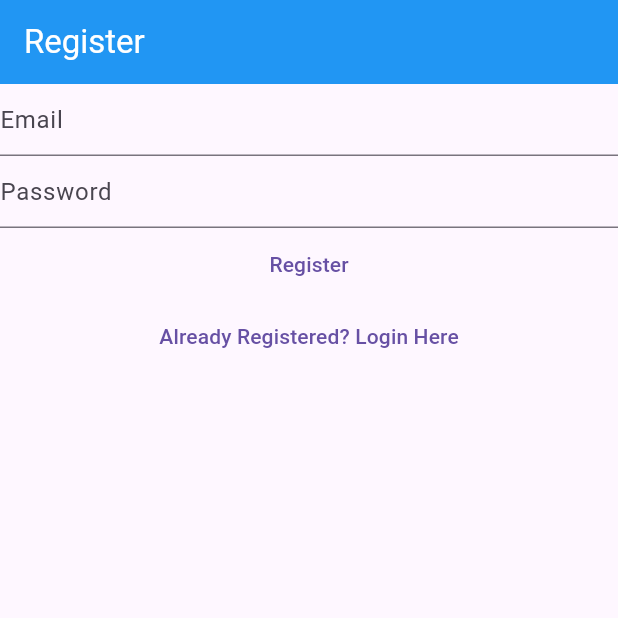
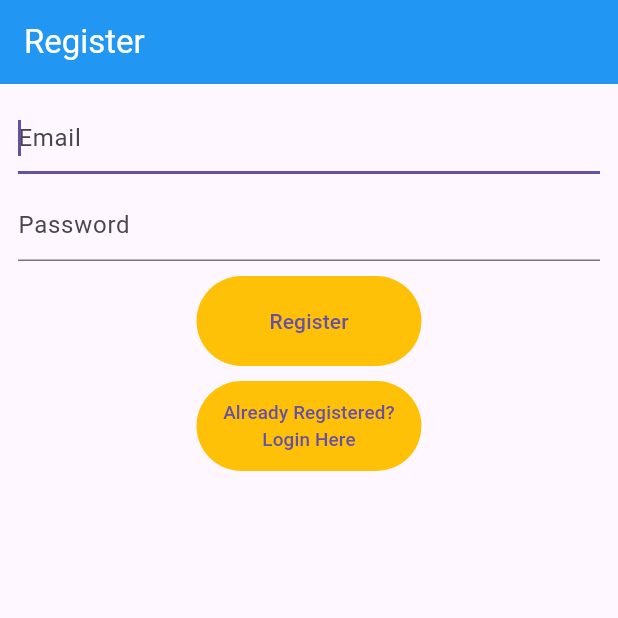
Before and after one commit to RayanKhan-79/mynotes, a Flutter app: the screen it shows after launch, after a tap on "Register Here", on a phone screen of 412 x 824 dp, the top half of it. Run offline on Flutter 3.47's test engine with Material 3 defaults, Android fonts, the phone set to English and light mode, and no system bars; our stand-ins replace bloc, cloud_firestore, firebase_auth, firebase_core, flutter_bloc, share_plus and 1 more; accounts and stored records are empty; generated files the repository leaves out were written again; network calls fail.

```diff
--- a/lib/main.dart
+++ b/lib/main.dart
@@ -8,7 +8,6 @@ import 'package:mynotes/service/auth/firebase_auth_provider.dart';
 import 'package:mynotes/service/bloc/auth_bloc.dart';
 import 'package:mynotes/service/crud/notes_service.dart';
 import 'package:mynotes/views/note_editor_view.dart';
-import 'package:mynotes/views/database_view.dart';
 import 'package:mynotes/views/notes_view.dart';
 import 'package:mynotes/views/verification_view.dart';
 import 'views/resgister_view.dart';
@@ -49,7 +48,6 @@ class App extends StatelessWidget
               '/verification/' : (context) => VerificationView(),
               '/notes_view/' : (context) => NotesView(),
               '/add_note/' : (context) => NoteEditorView(),
-              '/database/' : (context) => DatabaseView(),
             },
         );
     }
--- a/lib/service/auth/auth_exceptions.dart
+++ b/lib/service/auth/auth_exceptions.dart
@@ -1,4 +1,6 @@
 class WeakPasswordException implements Exception {}
 class EmailAlreadyInUseException implements Exception {}
-class LoginException implements Exception {}
+class InvalidEmailAuthException implements Exception {}
+class UserNotFoundAuthException implements Exception {}
+class WrongCredentialsAuthException implements Exception {}
 class UnVerifiedEmailException implements Exception {}
--- a/lib/service/auth/auth_provider.dart
+++ b/lib/service/auth/auth_provider.dart
@@ -3,10 +3,11 @@ import 'package:mynotes/service/auth/auth_user.dart';
 abstract class AuthProvider
 {
   AuthProvider();
-  AuthUser? getUser();
+  AuthUser? get currentUser;
   Future<AuthUser> login({required String email, required String password});
   Future<AuthUser> verifyAndLogin({required String email, required String password});
   Future<AuthUser> signup({required String email, required String password});
+  Future<void> sendResetPasswordEmail({required String email});
   Future<void> sendEmailVerification();
   Future<void> initialize();
   Future<void> logout();
--- a/lib/service/auth/auth_service.dart
+++ b/lib/service/auth/auth_service.dart
@@ -10,9 +10,9 @@ class AuthService implements AuthProvider
   factory AuthService.firebase() => AuthService(provider: FirebaseAuthProvider());
 
   @override
-  AuthUser? getUser()
+  AuthUser? get currentUser
   {
-    return provider.getUser();
+    return provider.currentUser;
   }
 
   @override
@@ -57,4 +57,10 @@ class AuthService implements AuthProvider
     return provider.verifyAndLogin(email: email, password: password);
   }
 
+  @override
+  Future<void> sendResetPasswordEmail({required String email})
+  {
+    return provider.sendResetPasswordEmail(email: email);
+  }
+
 }
--- a/lib/service/bloc/auth_event.dart
+++ b/lib/service/bloc/auth_event.dart
@@ -41,3 +41,9 @@ class ShouldRegisterEvent implements AuthEvent
 {
   const ShouldRegisterEvent();
 }
+
+class SendResetPasswordEmailEvent implements AuthEvent
+{
+  final String? email;
+  const SendResetPasswordEmailEvent({required this.email});
+}
--- a/lib/service/bloc/auth_state.dart
+++ b/lib/service/bloc/auth_state.dart
@@ -2,11 +2,12 @@
 import 'package:flutter/cupertino.dart';
 
 @immutable
-abstract class AuthState {
+abstract class AuthState
+{
+  final Exception? exception;
   final bool isLoading;
   final String loadingText;
-  final Exception? exception;
-  const AuthState({required this.isLoading, this.loadingText = 'Loading', required this.exception});
+  const AuthState({required this.exception, this.loadingText = 'Loading', required this.isLoading});
 }
 
 class UnInitializedState extends AuthState
@@ -39,9 +40,10 @@ class LoggedOutState extends AuthState
 {
 
   const LoggedOutState({required super.exception, required super.isLoading});
+}
 
-  @override
-  String toString() {
-    return "LoggedOutState {${exception?.toString() ?? 'null'} ${isLoading.toString()}}";
-  }
+class ResetPasswordState extends AuthState
+{
+  final bool emailSent;
+  const ResetPasswordState({required super.exception, required super.isLoading, required this.emailSent});
 }
--- a/lib/views/home_view.dart
+++ b/lib/views/home_view.dart
@@ -9,6 +9,7 @@ import 'package:mynotes/service/bloc/auth_state.dart';
 import 'package:mynotes/utilities/dialogs.dart';
 import 'package:mynotes/views/login_view.dart';
 import 'package:mynotes/views/notes_view.dart';
+import 'package:mynotes/views/reset_password_view.dart';
 import 'package:mynotes/views/resgister_view.dart';
 import 'dart:developer' as dev show log;
 
@@ -50,6 +51,9 @@ class _HomeViewState extends State<HomeView>
         if (state is UnVerifiedState)
           return VerificationView();
 
+        if (state is ResetPasswordState)
+          return ResetPasswordView();
+
         return CircularProgressIndicator();
       },
     );
--- a/lib/views/login_view.dart
+++ b/lib/views/login_view.dart
@@ -27,8 +27,6 @@ class _LoginViewState extends State<LoginView>
 {
     late TextEditingController emailController;
     late TextEditingController passwordController;
-    // void Function()? _shutDownLoadingScreen;
-
 
     @override
     void initState()
@@ -57,8 +55,10 @@ class _LoginViewState extends State<LoginView>
             {
               if (state.exception != null)
               {
-                if (state.exception is LoginException)
-                  await showErrorDialog(context, 'Invalid-Credentials');
+                if (state.exception is WrongCredentialsAuthException)
+                  await showErrorDialog(context, 'Could not find a user with the entered credentials, please confirm that your email and password are correct or that you are a registered user.');
+                if (state.exception is InvalidEmailAuthException)
+                  await showErrorDialog(context, 'Invalid Email');
                 if (state.exception is FirebaseAuthException)
                   await showErrorDialog(context, 'Firebase: ${state.exception.toString()}');
               }
@@ -71,14 +71,19 @@ class _LoginViewState extends State<LoginView>
                 title: Text(widget.title, style: TextStyle(color: Colors.white)),
                 backgroundColor: Colors.blue,
               ),
-              body: Column
+              body: Padding
               (
+                padding: const EdgeInsets.all(12.0),
+                child: Column
+                (
+                  spacing: 10,
                   children:
                   [
                     TextField
                     (
                       controller: emailController,
                       autocorrect: false,
+                      autofocus: true,
                       enableSuggestions: false,
                       keyboardType: TextInputType.emailAddress,
                       decoration: InputDecoration(hintText: "Email"),
@@ -101,6 +106,11 @@ class _LoginViewState extends State<LoginView>
                           password: passwordController.text
                         ));
                       },
+                      style: TextButton.styleFrom
+                      (
+                        fixedSize: Size(150, 60),
+                        backgroundColor: Colors.amber
+                      ),
                       child: const Text("Login")
                     ),
                     TextButton
@@ -109,9 +119,28 @@ class _LoginViewState extends State<LoginView>
                       {
                         context.read<AuthBloc>().add(ShouldRegisterEvent());
                       },
+                      style: TextButton.styleFrom
+                      (
+                        fixedSize: Size(150, 60),
+                        backgroundColor: Colors.amber
+                      ),
                       child: const Text('Register Here')
+                    ),
+                    TextButton
+                    (
+                      onPressed: ()
+                      {
+                        context.read<AuthBloc>().add(SendResetPasswordEmailEvent(email: null));
+                      },
+                      style: TextButton.styleFrom
+                      (
+                        fixedSize: Size(150, 60),
+                        backgroundColor: Colors.amber
+                      ),
+                      child: const Text('Forgot Password')
                     )
                   ],
+                ),
               )
           )
         );
--- a/lib/views/note_editor_view.dart
+++ b/lib/views/note_editor_view.dart
@@ -61,7 +61,7 @@ class _NoteEditorViewState extends State<NoteEditorView>
 
     try
     {
-      _activeNote  = await FirebaseCloudStorage.instance.createNote(userId: AuthService.firebase().getUser()!.userId);
+      _activeNote  = await FirebaseCloudStorage.instance.createNote(userId: AuthService.firebase().currentUser!.userId);
     }
     catch (e)
     {
--- a/lib/views/resgister_view.dart
+++ b/lib/views/resgister_view.dart
@@ -71,14 +71,19 @@ class _RegisterViewState extends State<RegisterView>
             title: Text(widget.title, style: TextStyle(color: Colors.white)),
             backgroundColor: Colors.blue,
           ),
-          body: Column
+          body: Padding
           (
+            padding: const EdgeInsets.all(12.0),
+            child: Column
+            (
+              spacing: 10,
               children:
               [
                 TextField
                 (
                   controller: emailController,
                   autocorrect: false,
+                  autofocus: true,
                   enableSuggestions: false,
                   keyboardType: TextInputType.emailAddress,
                   decoration: InputDecoration(hintText: "Email"),
@@ -101,6 +106,11 @@ class _RegisterViewState extends State<RegisterView>
                       password: passwordController.text
                     ));
                   },
+                  style: TextButton.styleFrom
+                  (
+                    fixedSize: Size(150, 60),
+                    backgroundColor: Colors.amber
+                  ),
                   child: Text("Register")
                 ),
                 TextButton
@@ -109,9 +119,15 @@ class _RegisterViewState extends State<RegisterView>
                   {
                     context.read<AuthBloc>().add(LogoutEvent());
                   },
-                child: const Text('Already Registered? Login Here')
+                  style: TextButton.styleFrom
+                  (
+                    fixedSize: Size(150, 60),
+                    backgroundColor: Colors.amber
+                  ),
+                  child: const Text('Already Registered? Login Here', textAlign: TextAlign.center, textScaler: TextScaler.linear(0.9))
                 )
               ],
+            ),
           )
         )
     );
--- a/lib/views/verification_view.dart
+++ b/lib/views/verification_view.dart
@@ -24,7 +24,7 @@ class VerificationView extends StatelessWidget
         children: [
           Padding(
             padding: EdgeInsets.fromLTRB(24,24,24,0),
-            child: Text("We've Sen't You A Verification Email, Please Open It To Verify Your Account", textAlign: TextAlign.center),
+            child: Text("We've sent you a verification email, please open your inbox and complete the verification process", textAlign: TextAlign.center),
           ),
           TextButton(
             onPressed: () async {
```
Also changed, not shown: lib/service/auth/firebase_auth_provider.dart (+35 -10 lines), lib/service/bloc/auth_bloc.dart (+102 -13 lines), lib/service/cloud/firebase_cloud_service.dart (+52 -1 lines), lib/utilities/dialogs.dart (+82 -7 lines), lib/utilities/string_search.dart (added, +22 -0 lines), lib/views/database_view.dart (deleted, +0 -50 lines), lib/views/notes_view.dart (+33 -8 lines), lib/views/reset_password_view.dart (added, +95 -0 lines). Lines whose indentation alone changed are shown as unchanged.
